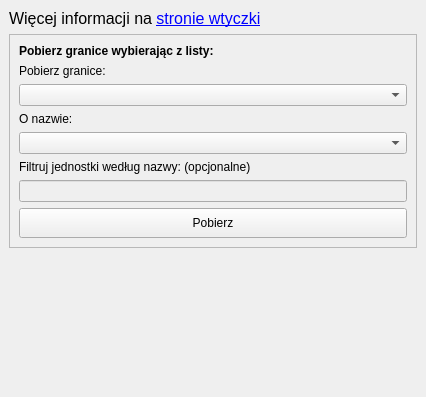
gis-support/gis-support-plugin, file gissupport_plugin/modules/data_downloader/prg/prg_dockwidget.ui: the form before one commit.
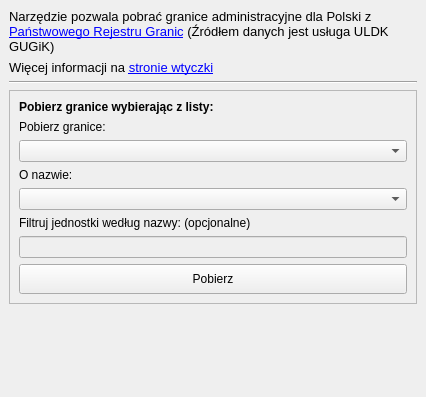
The form after the commit.

Commit message: DEV011848, dodane opisy do narzędzi, nowy interfejs pobierania PRG

The edit to the form file:
```diff
--- a/gissupport_plugin/modules/data_downloader/prg/prg_dockwidget.ui
+++ b/gissupport_plugin/modules/data_downloader/prg/prg_dockwidget.ui
@@ -25,17 +25,24 @@
   <widget class="QWidget" name="dockWidgetContents">
    <layout class="QVBoxLayout" name="verticalLayout_2">
     <item>
-     <widget class="QLabel" name="label">
-      <property name="font">
-       <font>
-        <pointsize>8</pointsize>
-        <italic>false</italic>
-        <bold>false</bold>
-        <kerning>true</kerning>
-       </font>
+     <widget class="QLabel" name="infoLabel">
+      <property name="text">
+       <string>&lt;html&gt;&lt;head/&gt;&lt;body&gt;&lt;p&gt;&lt;span style=&quot; font-size:10pt;&quot;&gt;Narzędzie pozwala pobrać granice administracyjne dla Polski z &lt;a href=&quot;https://www.geoportal.gov.pl/pl/dane/panstwowy-rejestr-granic-prg/&quot;&gt;&lt;span style=&quot; text-decoration: underline; color:#0000ff;&quot;&gt;Państwowego Rejestru Granic&lt;/span&gt;&lt;/a&gt; (Źródłem danych jest usługa ULDK GUGiK) 
+&lt;/span&gt;&lt;/p&gt;&lt;/body&gt;&lt;/html&gt;
+</string>
       </property>
+      <property name="wordWrap">
+       <bool>true</bool>
+      </property>
+      <property name="openExternalLinks">
+       <bool>true</bool>
+      </property>
+     </widget>
+    </item>
+    <item>
+     <widget class="QLabel" name="moreInfoLabel">
       <property name="text">
-       <string>&lt;html&gt;&lt;head/&gt;&lt;body&gt;&lt;p  style=&quot; font-size:12pt;&quot;&gt;Więcej informacji na &lt;a href=&quot;https://gis-support.pl/wtyczka-gis-support/&quot;&gt;&lt;span style=&quot; text-decoration: underline; color:#0000ff;&quot;&gt;stronie wtyczki&lt;/span&gt;&lt;/a&gt;&lt;/p&gt;&lt;/body&gt;&lt;/html&gt;</string>
+       <string>&lt;html&gt;&lt;head/&gt;&lt;body&gt;&lt;p  style=&quot; font-size:10pt;&quot;&gt;Więcej informacji na &lt;a href=&quot;https://gis-support.pl/wtyczka-gis-support/&quot;&gt;&lt;span style=&quot; text-decoration: underline; color:#0000ff;&quot;&gt;stronie wtyczki&lt;/span&gt;&lt;/a&gt;&lt;/p&gt;&lt;/body&gt;&lt;/html&gt;</string>
       </property>
       <property name="textFormat">
        <enum>Qt::RichText</enum>
@@ -45,6 +52,13 @@
       </property>
      </widget>
     </item>
+    <item>
+     <widget class="Line" name="line">
+      <property name="orientation">
+       <enum>Qt::Horizontal</enum>
+      </property>
+     </widget>
+    </item>
     <item>
      <widget class="QFrame" name="dsf">
       <property name="frameShape">
```
Left out of the diff: 4 changed lines with no effect on the pictures. The commit also changes 11 other files.
